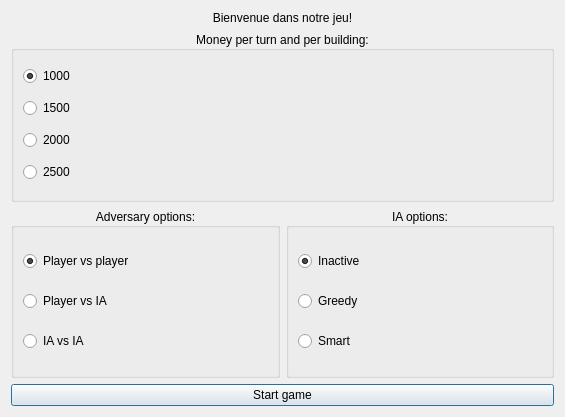
First picture: the form in AdvanceWars/startingwindow.ui, repository ulb-be-pauleroy/QtCuteSmart_Advance_Wars, before the edit.
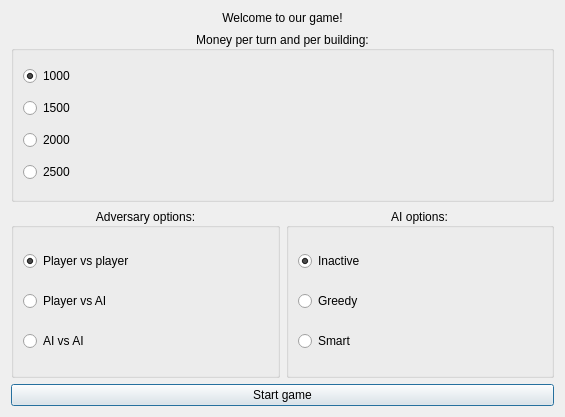
Second picture: the form after the edit.

What changed in the file:
```diff
--- a/AdvanceWars/startingwindow.ui
+++ b/AdvanceWars/startingwindow.ui
@@ -26,7 +26,7 @@
       <enum>QFrame::NoFrame</enum>
      </property>
      <property name="text">
-      <string>Bienvenue dans notre jeu!</string>
+      <string>Welcome to our game!</string>
      </property>
      <property name="alignment">
       <set>Qt::AlignHCenter|Qt::AlignTop</set>
@@ -125,14 +125,14 @@
           <item>
            <widget class="QRadioButton" name="GameOption_2">
             <property name="text">
-             <string>Player vs IA</string>
+             <string>Player vs AI</string>
             </property>
            </widget>
           </item>
           <item>
            <widget class="QRadioButton" name="GameOption_3">
             <property name="text">
-             <string>IA vs IA</string>
+             <string>AI vs AI</string>
             </property>
            </widget>
           </item>
@@ -146,7 +146,7 @@
        <item>
         <widget class="QGroupBox" name="groupBox_3">
          <property name="title">
-          <string>IA options:</string>
+          <string>AI options:</string>
          </property>
          <property name="alignment">
           <set>Qt::AlignCenter</set>
```
